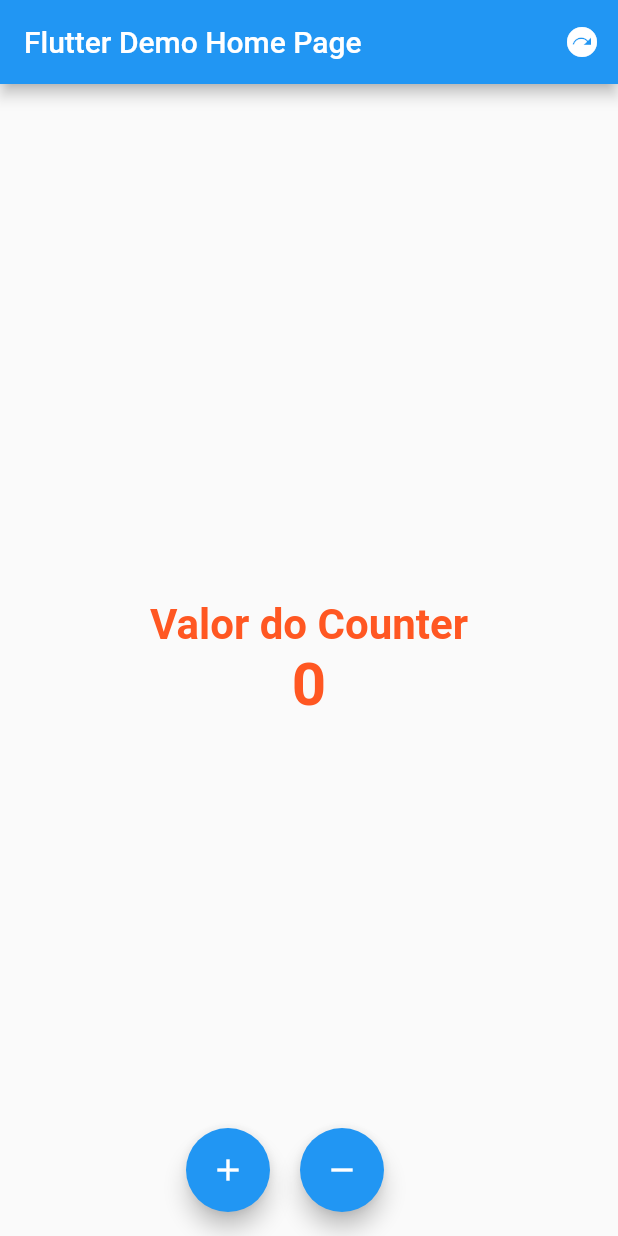
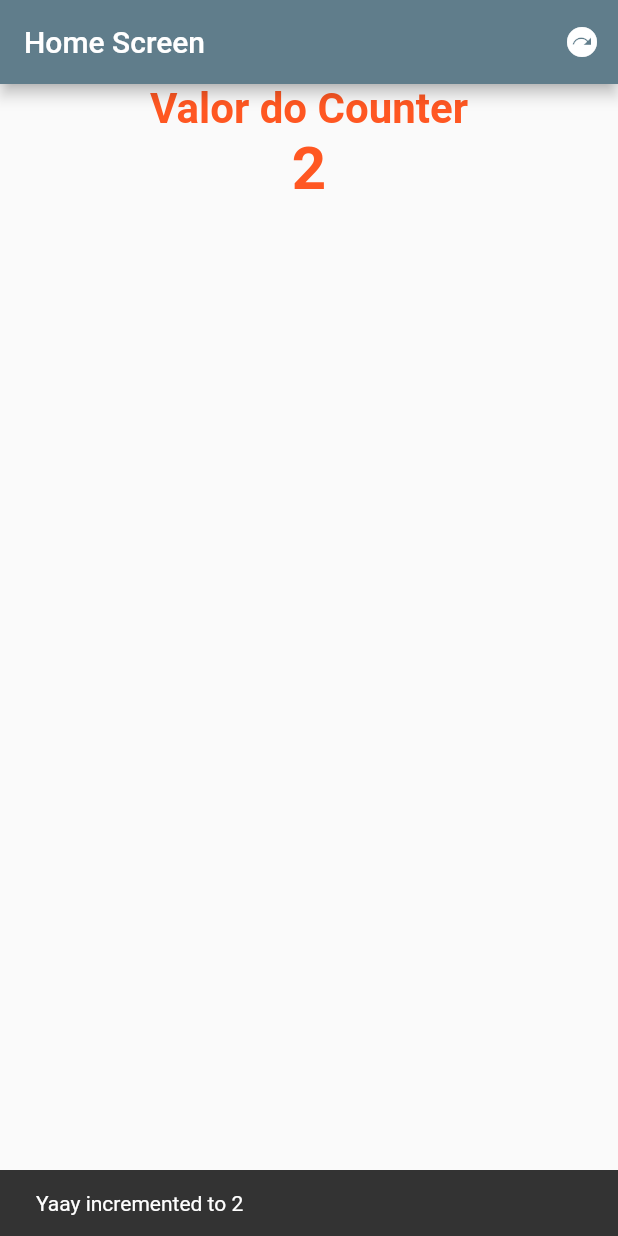
Before and after one commit to AnalogicAllergy/flutter_bloc, a Flutter app: the screen it shows after launch, on a phone screen of 412 x 824 dp. Run offline on Flutter 3.47's test engine with Material 2 defaults, Android fonts, the phone set to English and light mode, and no system bars; our stand-ins replace bloc, connectivity_plus, equatable, flutter_bloc.

Commit message:
Communication between BloCs

```diff
--- /dev/null
+++ b/counter_cubit/lib/constants/enums.dart
@@ -0,0 +1 @@
+enum ConnectionType { Wifi, Mobile, none }
--- a/counter_cubit/lib/cubits/cubit/countercubit_cubit.dart
+++ /dev/null
@@ -1,13 +0,0 @@
-import 'package:bloc/bloc.dart';
-import 'package:equatable/equatable.dart';
-import 'package:meta/meta.dart';
-
-part 'countercubit_state.dart';
-
-class CountercubitCubit extends Cubit<CounterState> {
-  CountercubitCubit({int initialState: 0})
-      : super(CounterState(counterValue: 0));
-  void increment() => emit(
-      CounterState(counterValue: state.counterValue + 1, wasIncremented: true));
-  void decrement() => emit(CounterState(counterValue: state.counterValue - 1));
-}
--- /dev/null
+++ b/counter_cubit/lib/logic/cubits/cubit/countercubit_cubit.dart
@@ -0,0 +1,33 @@
+import 'dart:async';
+
+import 'package:bloc/bloc.dart';
+import 'package:counter_cubit/constants/enums.dart';
+import 'package:equatable/equatable.dart';
+import 'package:meta/meta.dart';
+
+import 'internet_cubit_cubit.dart';
+
+part 'countercubit_state.dart';
+
+class CountercubitCubit extends Cubit<CounterState> {
+  final InternetCubitCubit internetCubit;
+  StreamSubscription internetStreamSubscription;
+
+  CountercubitCubit({this.internetCubit, int initialState: 0})
+      : super(CounterState(counterValue: 0)) {
+    internetStreamSubscription = internetCubit.listen((internetState) {
+      if (internetState is InternetConnected &&
+          internetState.connectionType == ConnectionType.Wifi) {
+        increment();
+      } else if (internetState is InternetConnected &&
+          internetState.connectionType == ConnectionType.Mobile) {
+        increment();
+      } else if (internetState is InternetDisconnected) {
+        decrement();
+      }
+    });
+  }
+  void increment() => emit(
+      CounterState(counterValue: state.counterValue + 1, wasIncremented: true));
+  void decrement() => emit(CounterState(counterValue: state.counterValue - 1));
+}
--- /dev/null
+++ b/counter_cubit/lib/logic/cubits/cubit/internet_cubit_cubit.dart
@@ -0,0 +1,37 @@
+import 'dart:async';
+
+import 'package:bloc/bloc.dart';
+import 'package:connectivity_plus/connectivity_plus.dart';
+import 'package:counter_cubit/constants/enums.dart';
+import 'package:equatable/equatable.dart';
+import 'package:flutter/cupertino.dart';
+
+part 'internet_cubit_state.dart';
+
+class InternetCubitCubit extends Cubit<InternetCubitState> {
+  final Connectivity connectivity;
+  StreamSubscription connectivityStreamSubscription;
+  InternetCubitCubit({@required this.connectivity}) : super(InternetLoading()) {
+    connectivityStreamSubscription =
+        connectivity.onConnectivityChanged.listen((connectivityResult) {
+      if (connectivityResult == ConnectivityResult.wifi) {
+        emitInternetConnected(ConnectionType.Wifi);
+      } else if (connectivityResult == ConnectivityResult.mobile) {
+        emitInternetConnected(ConnectionType.Mobile);
+      } else if (connectivityResult == ConnectivityResult.none) {
+        emitInternetDisconnected();
+      }
+    });
+  }
+
+  void emitInternetConnected(ConnectionType _connectionType) =>
+      emit(InternetConnected(connectionType: _connectionType));
+  void emitInternetDisconnected() => emit(InternetDisconnected());
+
+  @override
+  Future<void> close() {
+    // TODO: implement close
+    connectivityStreamSubscription.cancel();
+    return super.close();
+  }
+}
--- /dev/null
+++ b/counter_cubit/lib/logic/cubits/cubit/internet_cubit_state.dart
@@ -0,0 +1,18 @@
+part of 'internet_cubit_cubit.dart';
+
+abstract class InternetCubitState extends Equatable {
+  const InternetCubitState();
+
+  @override
+  List<Object> get props => [];
+}
+
+class InternetLoading extends InternetCubitState {}
+
+class InternetConnected extends InternetCubitState {
+  final ConnectionType connectionType;
+
+  InternetConnected({@required this.connectionType});
+}
+
+class InternetDisconnected extends InternetCubitState {}
--- a/counter_cubit/lib/main.dart
+++ b/counter_cubit/lib/main.dart
@@ -1,106 +1,62 @@
+import 'package:connectivity_plus/connectivity_plus.dart';
 import 'package:flutter/material.dart';
 import 'package:bloc/bloc.dart';
 import 'package:flutter_bloc/flutter_bloc.dart';
 
-import 'cubits/cubit/countercubit_cubit.dart';
-import 'second.dart';
+import 'logic/cubits/cubit/countercubit_cubit.dart';
+import 'logic/cubits/cubit/internet_cubit_cubit.dart';
+import 'presentation/screens/home_page.dart';
+import 'presentation/screens/second.dart';
+import 'presentation/screens/third.dart';
 
 void main() {
-  runApp(MyApp());
+  runApp(MyApp(
+    connectivity: Connectivity(),
+  ));
 }
 
 class MyApp extends StatelessWidget {
+  final Connectivity connectivity;
+
+  const MyApp({Key key, @required this.connectivity}) : super(key: key);
+
   @override
   Widget build(BuildContext context) {
-    return BlocProvider<CountercubitCubit>(
-        create: (context) => CountercubitCubit(),
+    return MultiBlocProvider(
+      providers: [
+        BlocProvider<InternetCubitCubit>(
+          create: (context) => InternetCubitCubit(connectivity: connectivity),
+        ),
+        BlocProvider<CountercubitCubit>(
+          create: (context) => CountercubitCubit(
+              internetCubit: context.read<InternetCubitCubit>()),
+        )
+      ],
       child: MaterialApp(
         title: 'Flutter Demo',
         theme: ThemeData(
           primarySwatch: Colors.blue,
           visualDensity: VisualDensity.adaptivePlatformDensity,
         ),
-          home: MyHomePage(title: 'Flutter Demo Home Page'),
-        ));
-  }
-}
-
-class MyHomePage extends StatefulWidget {
-  MyHomePage({Key key, this.title}) : super(key: key);
-
-  final String title;
-
-  @override
-  _MyHomePageState createState() => _MyHomePageState();
-}
-
-class _MyHomePageState extends State<MyHomePage> {
-  @override
-  Widget build(BuildContext context) {
-    return Scaffold(
-      appBar: AppBar(
-        title: Text(widget.title),
-        actions: [
-          IconButton(
-              icon: Icon(Icons.next_plan),
-              onPressed: () => Navigator.of(context).push(MaterialPageRoute(
-                  builder: (context) => SecondScreen(
-                        oldContext: context,
-                      ))))
-        ],
+        routes: {
+          '/': (context) => BlocProvider.value(
+              value: context.watch<CountercubitCubit>(),
+              child: MyHomePage(title: "Home Screen", color: Colors.blueGrey)),
+          '/second': (context) => BlocProvider.value(
+                value: context.watch<CountercubitCubit>(),
+                child: SecondScreen(
+                  title: "Second Screen",
+                  color: Colors.redAccent,
                 ),
-      body: BlocConsumer<CountercubitCubit, CounterState>(
-        listener: (context, state) {
-          // TODO: implement listener
-          if (state.wasIncremented) {
-            Scaffold.of(context).showSnackBar(SnackBar(
-              content: Text("Yaay incremented to ${state.counterValue}"),
-            ));
-          }
+              ),
+          '/third': (context) => BlocProvider.value(
+                value: context.watch<CountercubitCubit>(),
+                child: ThirdScreen(
+                  title: "Third Screen",
+                  color: Colors.purpleAccent,
+                ),
+              ),
         },
-        builder: (context, state) {
-          return Center(
-            child: Column(
-              mainAxisAlignment: MainAxisAlignment.center,
-              children: <Widget>[
-                Text(
-                  'Valor do Counter',
-                  style: TextStyle(
-                      color: Colors.deepOrange,
-                      fontSize: 28,
-                      fontWeight: FontWeight.bold),
-                ),
-                Text(
-                  '${state.counterValue}',
-                  style: TextStyle(
-                      color: Colors.deepOrange,
-                      fontSize: 40,
-                      fontWeight: FontWeight.bold),
-                ),
-              ],
-            ),
-          );
-        },
-      ),
-      floatingActionButton: Row(
-        mainAxisAlignment: MainAxisAlignment.center,
-        children: [
-          FloatingActionButton(
-            onPressed: () => context.read<CountercubitCubit>().increment(),
-            tooltip: 'Increment',
-            heroTag: "one",
-            child: Icon(Icons.add),
-          ),
-          SizedBox(
-            width: 20,
-          ),
-          FloatingActionButton(
-            onPressed: () => context.read<CountercubitCubit>().decrement(),
-            tooltip: 'Decrement',
-            heroTag: "two",
-            child: Icon(Icons.remove),
-          ),
-        ],
       ),
     );
   }
--- /dev/null
+++ b/counter_cubit/lib/presentation/screens/home_page.dart
@@ -0,0 +1,121 @@
+import 'package:counter_cubit/constants/enums.dart';
+import 'package:counter_cubit/logic/cubits/cubit/countercubit_cubit.dart';
+import 'package:counter_cubit/logic/cubits/cubit/internet_cubit_cubit.dart';
+import 'package:flutter/material.dart';
+import 'package:flutter_bloc/flutter_bloc.dart';
+
+import 'second.dart';
+
+class MyHomePage extends StatefulWidget {
+  MyHomePage({Key key, this.title, this.color}) : super(key: key);
+
+  final String title;
+  final Color color;
+
+  @override
+  _MyHomePageState createState() => _MyHomePageState();
+}
+
+class _MyHomePageState extends State<MyHomePage> {
+  @override
+  Widget build(BuildContext context) {
+    return BlocListener<InternetCubitCubit, InternetCubitState>(
+      listener: (context, state) {
+        if (state is InternetConnected &&
+            state.connectionType == ConnectionType.Wifi) {
+          context.read<CountercubitCubit>().increment();
+        } else if (state is InternetConnected &&
+            state.connectionType == ConnectionType.Mobile) {
+          context.read<CountercubitCubit>().increment();
+        } else if (state is InternetDisconnected) {
+          context.read<CountercubitCubit>().decrement();
+        } else {}
+      },
+      child: Scaffold(
+        appBar: AppBar(
+          title: Text(widget.title),
+          backgroundColor: widget.color,
+          actions: [
+            IconButton(
+                icon: Icon(Icons.next_plan),
+                onPressed: () => Navigator.of(context).pushNamed('/second'))
+          ],
+        ),
+        body: Center(
+          child: Column(
+            children: [
+              // BlocBuilder<InternetCubitCubit, InternetCubitState>(
+              //     builder: (context, state) {
+              //   if (state is InternetConnected &&
+              //       state.connectionType == ConnectionType.Wifi) {
+              //     return Text("Wifi");
+              //   } else if (state is InternetConnected &&
+              //       state.connectionType == ConnectionType.Mobile) {
+              //     return Text("Mobile");
+              //   } else if (state is InternetDisconnected) {
+              //     return Text("Disconnected");
+              //   } else {
+              //     return CircularProgressIndicator();
+              //   }
+              // }),
+              BlocConsumer<CountercubitCubit, CounterState>(
+                listener: (context, state) {
+                  // TODO: implement listener
+                  if (state.wasIncremented) {
+                    Scaffold.of(context).showSnackBar(SnackBar(
+                      content:
+                          Text("Yaay incremented to ${state.counterValue}"),
+                    ));
+                  }
+                },
+                builder: (context, state) {
+                  return Center(
+                    child: Column(
+                      mainAxisAlignment: MainAxisAlignment.center,
+                      children: <Widget>[
+                        Text(
+                          'Valor do Counter',
+                          style: TextStyle(
+                              color: Colors.deepOrange,
+                              fontSize: 28,
+                              fontWeight: FontWeight.bold),
+                        ),
+                        Text(
+                          '${state.counterValue}',
+                          style: TextStyle(
+                              color: Colors.deepOrange,
+                              fontSize: 40,
+                              fontWeight: FontWeight.bold),
+                        ),
+                      ],
+                    ),
+                  );
+                },
+              ),
+            ],
+          ),
+        ),
+        //     floatingActionButton: Row(
+        //       mainAxisAlignment: MainAxisAlignment.center,
+        //       children: [
+        //         FloatingActionButton(
+        //           onPressed: () => context.read<CountercubitCubit>().increment(),
+        //           tooltip: 'Increment',
+        //           heroTag: "one",
+        //           child: Icon(Icons.add),
+        //         ),
+        //         SizedBox(
+        //           width: 20,
+        //         ),
+        //         FloatingActionButton(
+        //           onPressed: () => context.read<CountercubitCubit>().decrement(),
+        //           tooltip: 'Decrement',
+        //           heroTag: "two",
+        //           child: Icon(Icons.remove),
+        //         ),
+        //   ],
+        // ),
+      ),
+    );
+  }
+}
--- a/counter_cubit/pubspec.yaml
+++ b/counter_cubit/pubspec.yaml
@@ -25,6 +25,7 @@ dependencies:
     sdk: flutter
   bloc: ^6.1.1
   bloc_test: ^7.1.0
+  connectivity_plus: ^0.7.1
   cupertino_icons: ^1.0.0
   equatable: ^1.2.5
   flutter_bloc: ^6.1.1
```
Also changed, not shown: counter_cubit/lib/logic/cubits/cubit/internet_listener_cubit.dart (added, +8 -0 lines), counter_cubit/lib/logic/cubits/cubit/internet_listener_state.dart (added, +10 -0 lines), counter_cubit/lib/presentation/screens/second.dart (added, +67 -0 lines), counter_cubit/lib/presentation/screens/third.dart (added, +62 -0 lines), counter_cubit/lib/second.dart (deleted, +0 -40 lines), counter_cubit/lib/logic/cubits/cubit/countercubit_state.dart (renamed from counter_cubit/lib/cubits/cubit/countercubit_state.dart), counter_cubit/pubspec.lock, 1 other file. Lines whose indentation alone changed are shown as unchanged.
